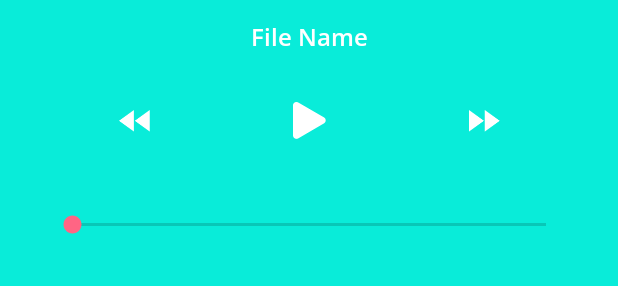
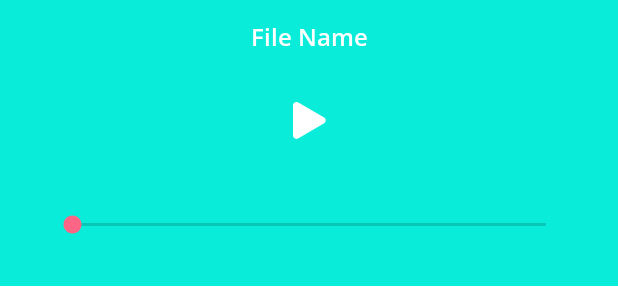
Before and after one commit to TheResilient/Indra_Android1, an Android app: the layout player_sheet.xml on its own in the app's theme, with its tools: preview values and no code run, on a phone screen of 412 x 824 dp. Shown: the part 134-434 px from the top of the screen. Run offline under Robolectric (Android 15) with nearby library versions, the phone set to English and light mode, and no system bars.

```diff
--- a/app/build.gradle
+++ b/app/build.gradle
@@ -7,7 +7,7 @@ android {
 
     defaultConfig {
         applicationId "com.example.voicerecorder"
-        minSdkVersion 19
+        minSdkVersion 21
         targetSdkVersion 30
         versionCode 1
         versionName "1.0"
@@ -50,5 +50,7 @@ dependencies {
     // Java language implementation
     implementation "androidx.navigation:navigation-fragment:$nav_version"
     implementation "androidx.navigation:navigation-ui:$nav_version"
+    // https://mvnrepository.com/artifact/com.scwang.wave/MultiWaveHeader
+    implementation 'com.scwang.wave:MultiWaveHeader:1.0.0-alpha-0'
 
 }
--- a/app/src/main/res/layout/activity_main.xml
+++ b/app/src/main/res/layout/activity_main.xml
@@ -5,6 +5,7 @@
     android:layout_width="match_parent"
     android:layout_height="match_parent"
     tools:context=".MainActivity">
+
 
     <fragment
         android:id="@+id/fragment_container"
@@ -15,4 +16,9 @@
         app:defaultNavHost="true"
         />
 
+
+
+
+
+
 </androidx.coordinatorlayout.widget.CoordinatorLayout>
--- a/app/src/main/res/layout/fragment_audio_list.xml
+++ b/app/src/main/res/layout/fragment_audio_list.xml
@@ -10,6 +10,7 @@
     <androidx.recyclerview.widget.RecyclerView
         android:id="@+id/audio_list_view"
         android:layout_width="match_parent"
+        android:scrollbarAlwaysDrawVerticalTrack="true"
         android:layout_height="match_parent" />
 
     <include layout="@layout/player_sheet" />
--- a/app/src/main/res/layout/player_sheet.xml
+++ b/app/src/main/res/layout/player_sheet.xml
@@ -87,33 +87,33 @@
         app:srcCompat="@drawable/player_play_btn"
         tools:ignore="SpeakableTextPresentCheck" />
 
-    <ImageButton
-        android:id="@+id/imageView3"
-        android:layout_width="wrap_content"
-        android:layout_height="wrap_content"
-        android:background="@color/Cyan"
-        android:minHeight="48dp"
-        android:padding="16dp"
-        app:layout_constraintBottom_toBottomOf="@+id/player_play_btn"
-        app:layout_constraintEnd_toStartOf="@+id/player_play_btn"
-        app:layout_constraintStart_toStartOf="parent"
-        app:layout_constraintTop_toTopOf="@+id/player_play_btn"
-        app:srcCompat="@drawable/player_back_btn"
-        tools:ignore="SpeakableTextPresentCheck" />
+<!--    <ImageButton-->
+<!--        android:id="@+id/imageView3"-->
+<!--        android:layout_width="wrap_content"-->
+<!--        android:layout_height="wrap_content"-->
+<!--        android:background="@color/Cyan"-->
+<!--        android:minHeight="48dp"-->
+<!--        android:padding="16dp"-->
+<!--        app:layout_constraintBottom_toBottomOf="@+id/player_play_btn"-->
+<!--        app:layout_constraintEnd_toStartOf="@+id/player_play_btn"-->
+<!--        app:layout_constraintStart_toStartOf="parent"-->
+<!--        app:layout_constraintTop_toTopOf="@+id/player_play_btn"-->
+<!--        app:srcCompat="@drawable/player_back_btn"-->
+<!--        tools:ignore="SpeakableTextPresentCheck" />-->
 
-    <ImageButton
-        android:id="@+id/imageView4"
-        android:layout_width="wrap_content"
-        android:layout_height="wrap_content"
-        android:background="@color/Cyan"
-        android:minHeight="48dp"
-        android:padding="16dp"
-        app:layout_constraintBottom_toBottomOf="@+id/player_play_btn"
-        app:layout_constraintEnd_toEndOf="parent"
-        app:layout_constraintStart_toEndOf="@+id/player_play_btn"
-        app:layout_constraintTop_toTopOf="@+id/player_play_btn"
-        app:srcCompat="@drawable/player_forward_btn"
-        tools:ignore="SpeakableTextPresentCheck" />
+<!--    <ImageButton-->
+<!--        android:id="@+id/imageView4"-->
+<!--        android:layout_width="wrap_content"-->
+<!--        android:layout_height="wrap_content"-->
+<!--        android:background="@color/Cyan"-->
+<!--        android:minHeight="48dp"-->
+<!--        android:padding="16dp"-->
+<!--        app:layout_constraintBottom_toBottomOf="@+id/player_play_btn"-->
+<!--        app:layout_constraintEnd_toEndOf="parent"-->
+<!--        app:layout_constraintStart_toEndOf="@+id/player_play_btn"-->
+<!--        app:layout_constraintTop_toTopOf="@+id/player_play_btn"-->
+<!--        app:srcCompat="@drawable/player_forward_btn"-->
+<!--        tools:ignore="SpeakableTextPresentCheck" />-->
 
     <SeekBar
         android:id="@+id/player_seekbar"
--- a/app/src/main/res/values/colors.xml
+++ b/app/src/main/res/values/colors.xml
@@ -4,6 +4,7 @@
     <color name="colorPrimaryDark">#576EF7</color>
     <color name="colorAccent">#FF6584</color>
     <color name="Cyan">#09ECD9</color>
+    <color name="Maroon">#00008b</color>
 
     <color name="colorDarkBlue">#3D4054</color>
 </resources>
```
Also changed, not shown: app/src/main/java/com/example/voicerecorder/MainActivity.java (+23 -1 lines), app/src/main/res/layout/fragment_record.xml (+22 -5 lines).
